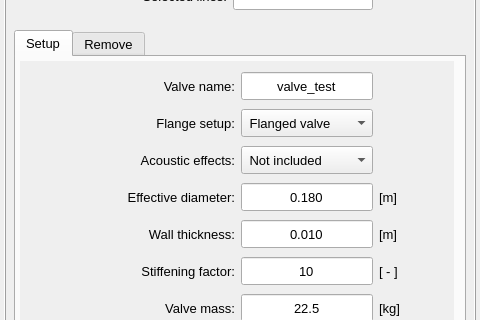
Qt form pulse/interface/data/ui_files/model/setup/structural/valve_input.ui (open-pulse/OpenPulse) before a commit; both pictures show x 0 to 480 and y 92 to 412 of the 480 by 600 pixel window.
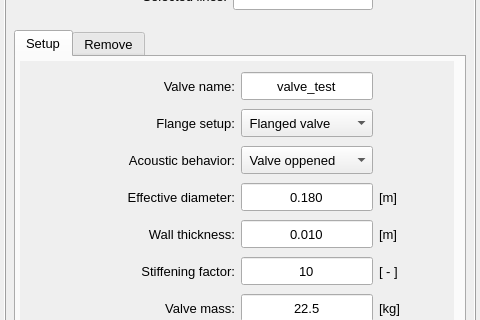
The same form after that commit.

Commit message: Set the acoustic behavior to the valve-related classes

What changed in the file:
```diff
--- a/pulse/interface/data/ui_files/model/setup/structural/valve_input.ui
+++ b/pulse/interface/data/ui_files/model/setup/structural/valve_input.ui
@@ -921,7 +921,7 @@
                     <bool>true</bool>
                    </property>
                    <property name="text">
-                    <string>Acoustic effects:</string>
+                    <string>Acoustic behavior:</string>
                    </property>
                    <property name="alignment">
                     <set>Qt::AlignRight|Qt::AlignTrailing|Qt::AlignVCenter</set>
@@ -952,7 +952,7 @@
                    </property>
                    <item>
                     <property name="text">
-                     <string> Not included</string>
+                     <string> Valve oppened</string>
                     </property>
                    </item>
                    <item>
```
Left out of the diff: 14 changed lines with no effect on the pictures. The commit also changes 11 other files.
